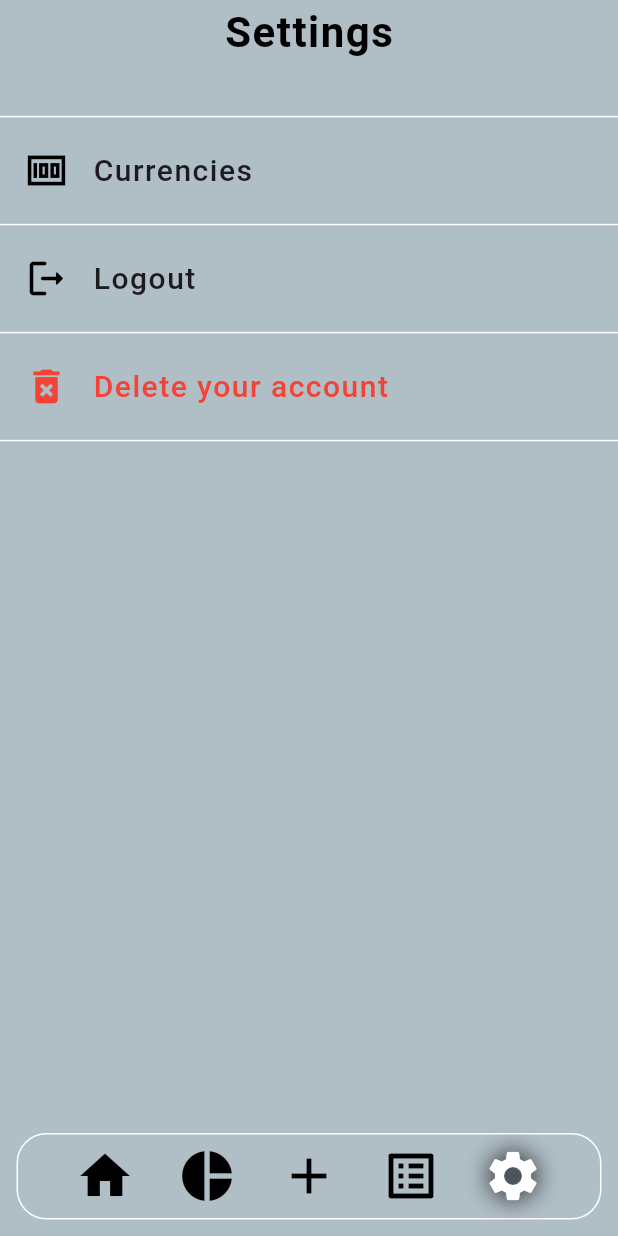
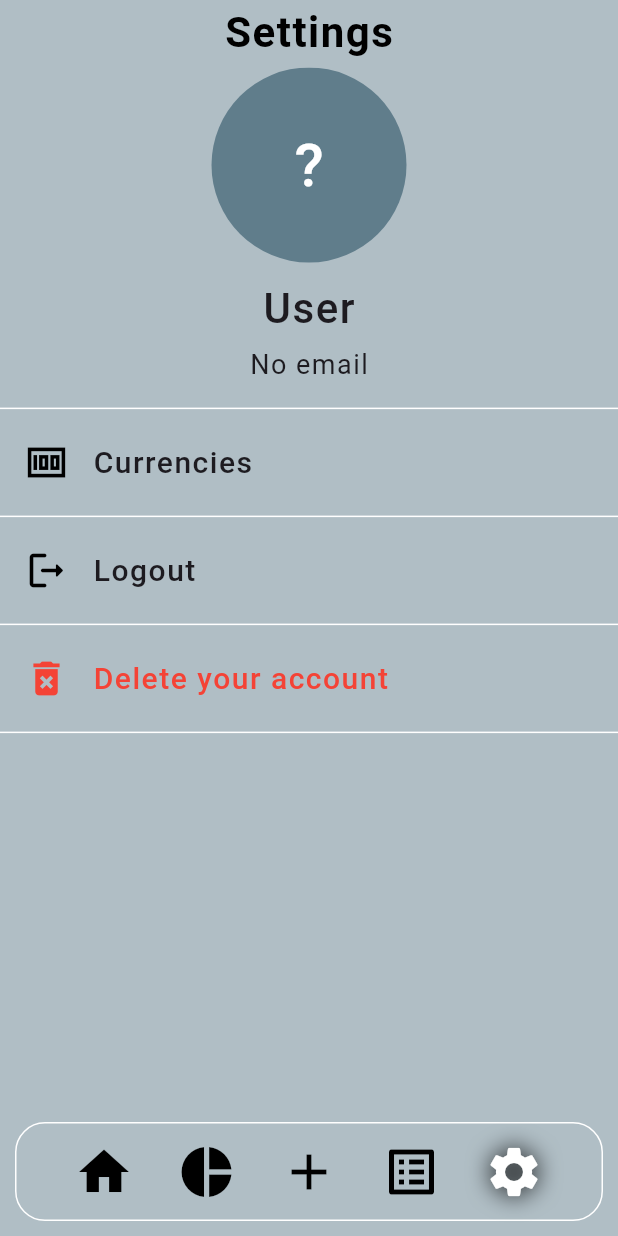
Before and after one commit to ZainR10/expanse_tracker_flutter, a Flutter app: the SettingsView screen opened by its route, on a phone screen of 412 x 824 dp. Run offline on Flutter 3.47's test engine with Material 3 defaults, Android fonts, the phone set to English and light mode, and no system bars; our stand-ins replace cloud_firestore, curved_navigation_bar, firebase_auth, firebase_core, fl_chart, flutter_slidable and 1 more; accounts and stored records are empty.

Commit message:
feature:added credentails in settings and in auth view. refactor:auth view models refactored for credentials.

```diff
--- a/lib/View_Models/authentication_view_models/signup_firebase_logic.dart
+++ b/lib/View_Models/authentication_view_models/signup_firebase_logic.dart
@@ -1,7 +1,8 @@
+import 'package:cloud_firestore/cloud_firestore.dart';
+import 'package:firebase_auth/firebase_auth.dart';
+import 'package:flutter/material.dart';
 import 'package:expanse_tracker_flutter/utils/general_utils.dart';
 import 'package:expanse_tracker_flutter/utils/routes/routes_name.dart';
-import 'package:firebase_auth/firebase_auth.dart';
-import 'package:flutter/material.dart';
 
 class SignUpViewModel with ChangeNotifier {
   bool _signUpLoading = false;
@@ -13,22 +14,35 @@ class SignUpViewModel with ChangeNotifier {
   }
 
   final FirebaseAuth _auth = FirebaseAuth.instance;
+  final FirebaseFirestore _firestore = FirebaseFirestore.instance;
 
   Future<void> signUp({
+    required String name,
     required String email,
+    required String phone,
     required String password,
     required BuildContext context,
   }) async {
     setSignUpLoading(true);
-    _auth
-        .createUserWithEmailAndPassword(email: email, password: password)
-        .then((_) {
+
+    try {
+      UserCredential userCredential = await _auth
+          .createUserWithEmailAndPassword(email: email, password: password);
+
+      // Store user details in Firestore
+      await _firestore.collection('users').doc(userCredential.user!.uid).set({
+        'name': name,
+        'email': email,
+        'phone': phone,
+        'profilePic': '', // Empty by default, user can update later
+      });
+
       setSignUpLoading(false);
       GeneralUtils.snackBar('Account Created', context);
       Navigator.pushNamed(context, RoutesName.homeView);
-    }).catchError((error) {
+    } catch (error) {
       setSignUpLoading(false);
       GeneralUtils.snackBar(error.toString(), context);
-    });
+    }
   }
 }
--- /dev/null
+++ b/lib/View_Models/authentication_view_models/user_info_provider.dart
@@ -0,0 +1,33 @@
+import 'package:cloud_firestore/cloud_firestore.dart';
+import 'package:firebase_auth/firebase_auth.dart';
+import 'package:flutter/material.dart';
+
+class UserProvider with ChangeNotifier {
+  String _name = '';
+  String _email = '';
+  String _profilePic = '';
+
+  String get name => _name;
+  String get email => _email;
+  String get profilePic => _profilePic;
+
+  final FirebaseAuth _auth = FirebaseAuth.instance;
+  final FirebaseFirestore _firestore = FirebaseFirestore.instance;
+
+  Future<void> fetchUserData() async {
+    User? user = _auth.currentUser;
+
+    if (user != null) {
+      DocumentSnapshot userDoc =
+          await _firestore.collection('users').doc(user.uid).get();
+
+      if (userDoc.exists) {
+        _name = userDoc['name'] ?? '';
+        _email = userDoc['email'] ?? '';
+        _profilePic = userDoc['profilePic'] ?? '';
+
+        notifyListeners();
+      }
+    }
+  }
+}
--- a/lib/components/nav_bar_items.dart
+++ b/lib/components/nav_bar_items.dart
@@ -16,7 +16,8 @@ class NavBarItems extends StatelessWidget {
 
   @override
   Widget build(BuildContext context) {
-    return Row(
+    return Center(
+      child: Row(
         mainAxisAlignment: MainAxisAlignment.spaceEvenly,
         children: [
           InkWell(
@@ -115,8 +116,9 @@ class NavBarItems extends StatelessWidget {
             child: Icon(
               Icons.add,
               size: 40,
-            color:
-                selectedIndex == 2 ? Colors.blue : Colors.black, // Change color
+              color: selectedIndex == 2
+                  ? Colors.blue
+                  : Colors.black, // Change color
             ),
           ),
           InkWell(
@@ -162,6 +164,7 @@ class NavBarItems extends StatelessWidget {
             ),
           ),
         ],
+      ),
     );
   }
 }
--- a/lib/main.dart
+++ b/lib/main.dart
@@ -1,3 +1,4 @@
+import 'package:expanse_tracker_flutter/View_Models/authentication_view_models/user_info_provider.dart';
 import 'package:expanse_tracker_flutter/View_Models/balance_expenses_provider.dart';
 import 'package:expanse_tracker_flutter/View_Models/chart_provider.dart';
 import 'package:expanse_tracker_flutter/View_Models/currency_provider.dart';
@@ -43,6 +44,9 @@ class MyApp extends StatelessWidget {
         ),
         ChangeNotifierProvider(
           create: (context) => BalanceAndExpensesProvider()..preloadData(),
+        ),
+        ChangeNotifierProvider(
+          create: (context) => UserProvider(),
         )
       ],
       child: MaterialApp(
@@ -50,7 +54,7 @@ class MyApp extends StatelessWidget {
         title: 'Flutter Demo',
         debugShowCheckedModeBanner: false,
         scaffoldMessengerKey: scaffoldMessengerKey,
-        initialRoute: RoutesName.homeView,
+        initialRoute: RoutesName.splashView,
         onGenerateRoute: Routes.generateRoute,
         // home: SplashView(),
       ),
--- a/lib/view/authentication_view/signup_view.dart
+++ b/lib/view/authentication_view/signup_view.dart
@@ -130,8 +130,10 @@ class _SignupViewState extends State<SignupView> {
                       onPress: () {
                         if (_formkey.currentState!.validate()) {
                           value.signUp(
-                            email: emailController.text.toString(),
-                            password: passwordController.text.toString(),
+                            email: emailController.text.trim(),
+                            password: passwordController.text.trim(),
+                            name: nameController.text.trim(),
+                            phone: phoneNumberController.text.trim(),
                             context: context,
                           );
                         }
--- a/lib/view/settings_view.dart
+++ b/lib/view/settings_view.dart
@@ -1,5 +1,7 @@
+import 'package:expanse_tracker_flutter/View_Models/authentication_view_models/user_info_provider.dart';
 import 'package:expanse_tracker_flutter/View_Models/currency_provider.dart';
 import 'package:expanse_tracker_flutter/components/listitle_settings.dart';
+import 'package:expanse_tracker_flutter/components/text_widget.dart';
 import 'package:expanse_tracker_flutter/main.dart';
 import 'package:expanse_tracker_flutter/utils/general_utils.dart';
 import 'package:expanse_tracker_flutter/utils/routes/routes_name.dart';
@@ -18,12 +20,20 @@ class SettingsView extends StatefulWidget {
 }
 
 class _SettingsViewState extends State<SettingsView> {
+  @override
+  void initState() {
+    super.initState();
+    Provider.of<UserProvider>(context, listen: false).fetchUserData();
+  }
+
   final int currentIndex = 4;
 
   final List<String> _currencies = ['₨', '\$', '€', '£'];
 
   @override
   Widget build(BuildContext context) {
+    final userProvider = Provider.of<UserProvider>(context);
+
     final currencyProvider = Provider.of<CurrencyProvider>(context);
     String selectedCurrency = currencyProvider.selectedCurrency;
     final auth = FirebaseAuth.instance;
@@ -45,8 +55,41 @@ class _SettingsViewState extends State<SettingsView> {
           children: [
             Column(
               children: [
+                CircleAvatar(
+                  backgroundColor: Colors.blueGrey,
+                  radius: 65,
+                  backgroundImage: userProvider.profilePic.isNotEmpty
+                      ? NetworkImage(userProvider.profilePic)
+                      : null, // Load image if available
+                  child: userProvider.profilePic.isEmpty
+                      ? Text(
+                          userProvider.name.isNotEmpty
+                              ? userProvider.name[0].toUpperCase()
+                              : '?', // Show first letter of name
+                          style: const TextStyle(
+                              fontSize: 40, color: Colors.white),
+                        )
+                      : null,
+                ),
+                const SizedBox(height: 10),
+                CustomText(
+                  text:
+                      userProvider.name.isNotEmpty ? userProvider.name : 'User',
+                  textLetterSpace: 1,
+                  textSize: 28,
+                  textWeight: FontWeight.w500,
+                ),
+                const SizedBox(height: 5),
+                CustomText(
+                  text: userProvider.email.isNotEmpty
+                      ? userProvider.email
+                      : 'No email',
+                  textLetterSpace: 1,
+                  textSize: 18,
+                  textWeight: FontWeight.normal,
+                ),
                 SizedBox(
-                  height: height * .03,
+                  height: height * .01,
                 ),
                 const Divider(
                   color: Colors.white,
--- a/lib/widgets/floating_nav_bar_widget.dart
+++ b/lib/widgets/floating_nav_bar_widget.dart
@@ -27,10 +27,10 @@ class _FloatingNavBarWidgetState extends State<FloatingNavBarWidget> {
     final width = MediaQuery.of(context).size.width;
 
     return Padding(
-      padding: const EdgeInsets.all(11),
+      padding: const EdgeInsets.only(top: 10, right: 10, bottom: 10, left: 10),
       child: CustomContainer(
         color: Colors.blueGrey.shade200,
-        height: height * .07,
+        height: height * .08,
         width: width * 1,
         child: NavBarItems(
           selectedIndex: _selectedIndex,
--- a/lib/widgets/total_balance_widget.dart
+++ b/lib/widgets/total_balance_widget.dart
@@ -43,6 +43,7 @@ class _TotalBalanceWidgetState extends State<TotalBalanceWidget> {
                   textColor: Colors.grey.shade800,
                   textLetterSpace: 2,
                   textSize: 28,
+                  textWeight: FontWeight.bold,
                 ),
                 Icon(
                   Icons.account_balance,
@@ -92,7 +93,7 @@ class _TotalBalanceWidgetState extends State<TotalBalanceWidget> {
                             '$selectedCurrency${balanceAndExpensesProvider.totalBalance.toStringAsFixed(2)}',
                         textColor: Colors.black,
                         textSize: 24,
-                        textWeight: FontWeight.w500,
+                        textWeight: FontWeight.bold,
                       );
                     },
                   );
--- a/lib/widgets/total_expenses_widget.dart
+++ b/lib/widgets/total_expenses_widget.dart
@@ -42,7 +42,7 @@ class _TotalExpensesWidgetState extends State<TotalExpensesWidget> {
                   textColor: Colors.grey.shade800,
                   textLetterSpace: 0,
                   textSize: 28,
-                  textWeight: FontWeight.w500,
+                  textWeight: FontWeight.bold,
                 ),
                 const Icon(
                   Icons.do_not_disturb_on_total_silence_outlined,
--- a/pubspec.yaml
+++ b/pubspec.yaml
@@ -74,9 +74,9 @@ flutter:
   uses-material-design: true
 
   # To add assets to your application, add an assets section, like this:
-  # assets:
-  #   - images/a_dot_burr.jpeg
-  #   - images/a_dot_ham.jpeg
+  assets:
+    - assets/background.jpeg
+    - assets/expense splash image.jpeg
 
   # An image asset can refer to one or more resolution-specific "variants", see
   # https://flutter.dev/assets-and-images/#resolution-aware
```
Also changed, not shown: lib/view/authentication_view/splash_view.dart (+9 -19 lines), assets/background.jpeg (added), assets/expense splash image.jpeg (added). Lines whose indentation alone changed are shown as unchanged.
